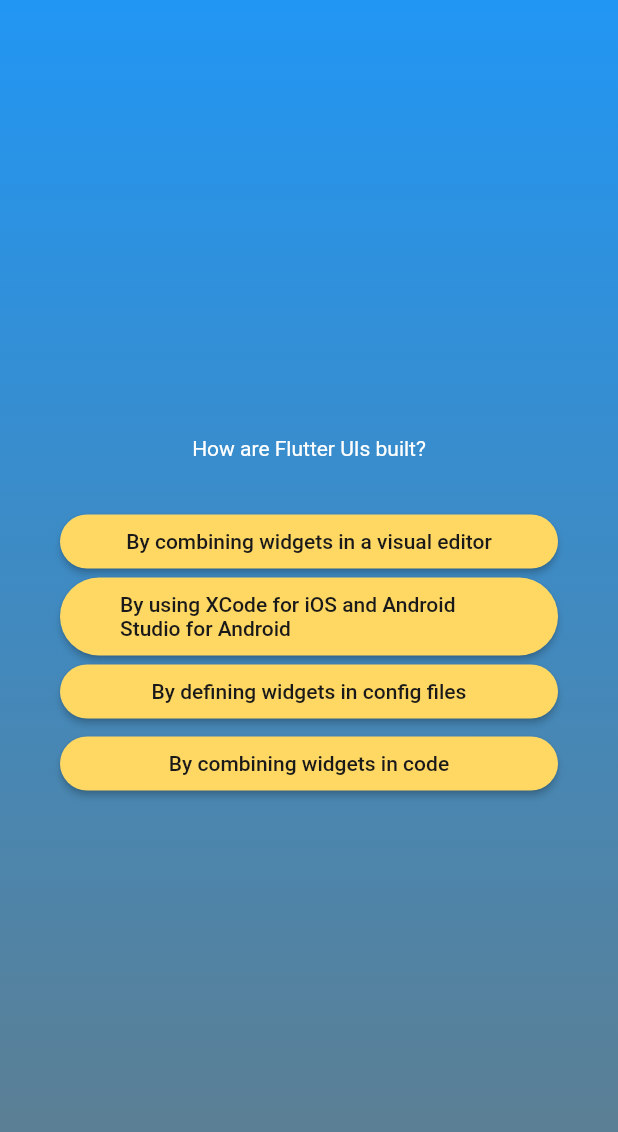
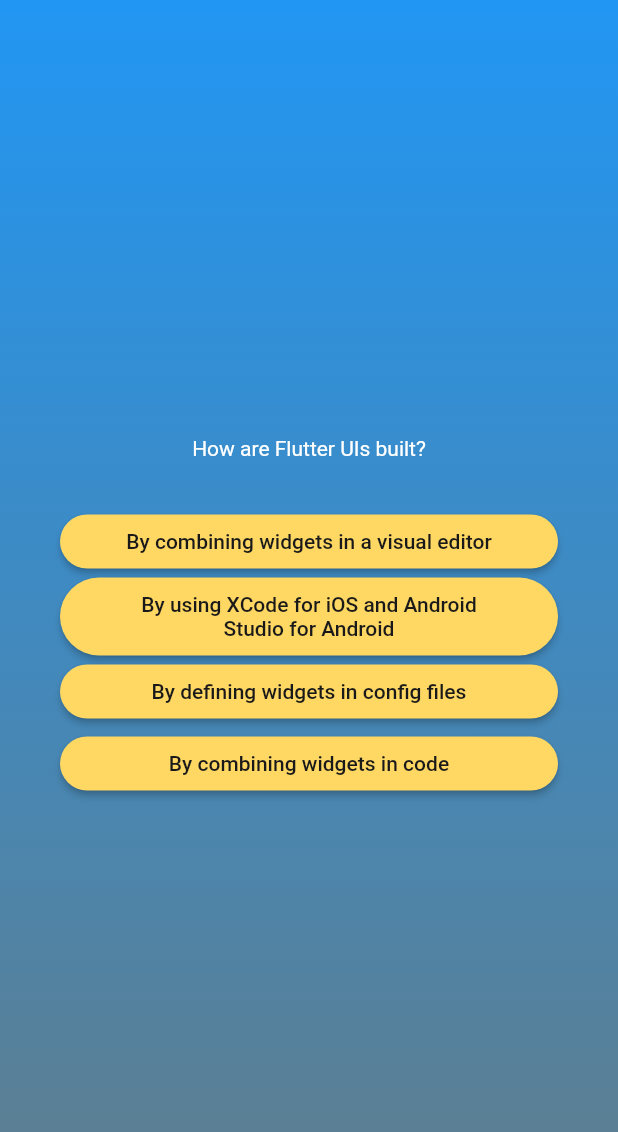
Before and after one commit to yhrjfj/basics_quiz, a Flutter app: the screen it shows after launch, after a tap on "Start Quiz", after a tap on "Components", on a phone screen of 412 x 824 dp. Shown: the top 1132 px of the screen. Run offline on Flutter 3.47's test engine with Material 2 defaults, Android fonts, the light colour scheme and no system bars.

Commit message:
Align answer text

```diff
--- a/lib/answer.dart
+++ b/lib/answer.dart
@@ -20,7 +20,10 @@
           shape: RoundedRectangleBorder(
             borderRadius: BorderRadius.circular(40),
           )),
-      child: Text(answerText),
+      child: Text(
+        answerText,
+        textAlign: TextAlign.center,
+      ),
     );
   }
 }
```
